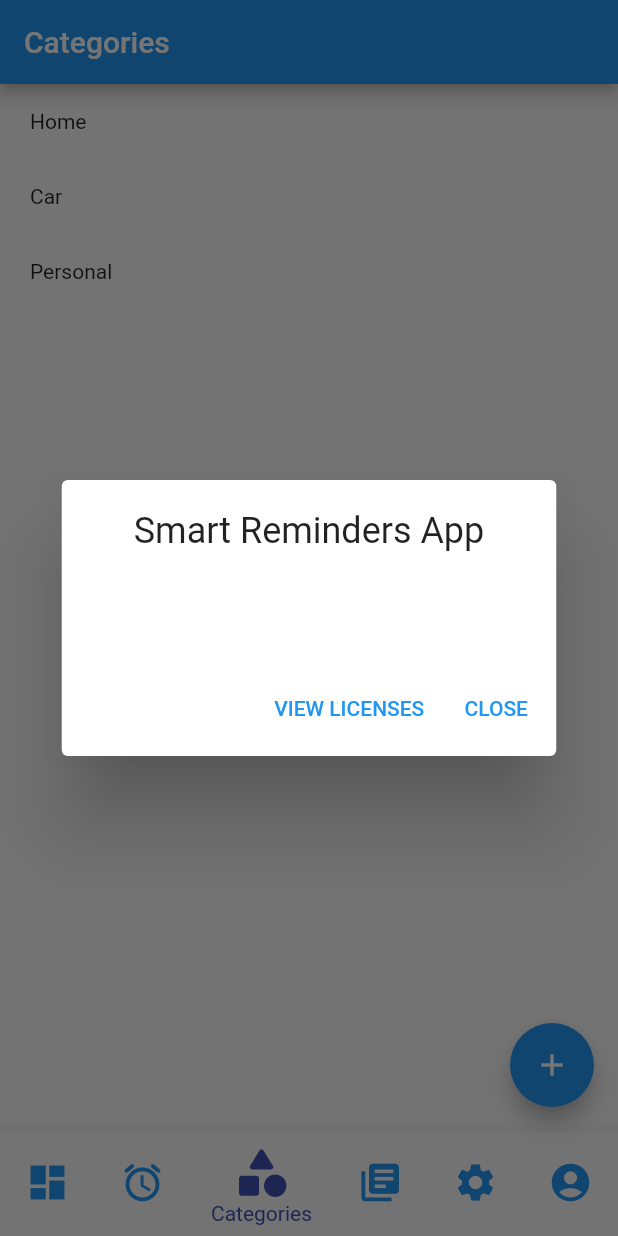
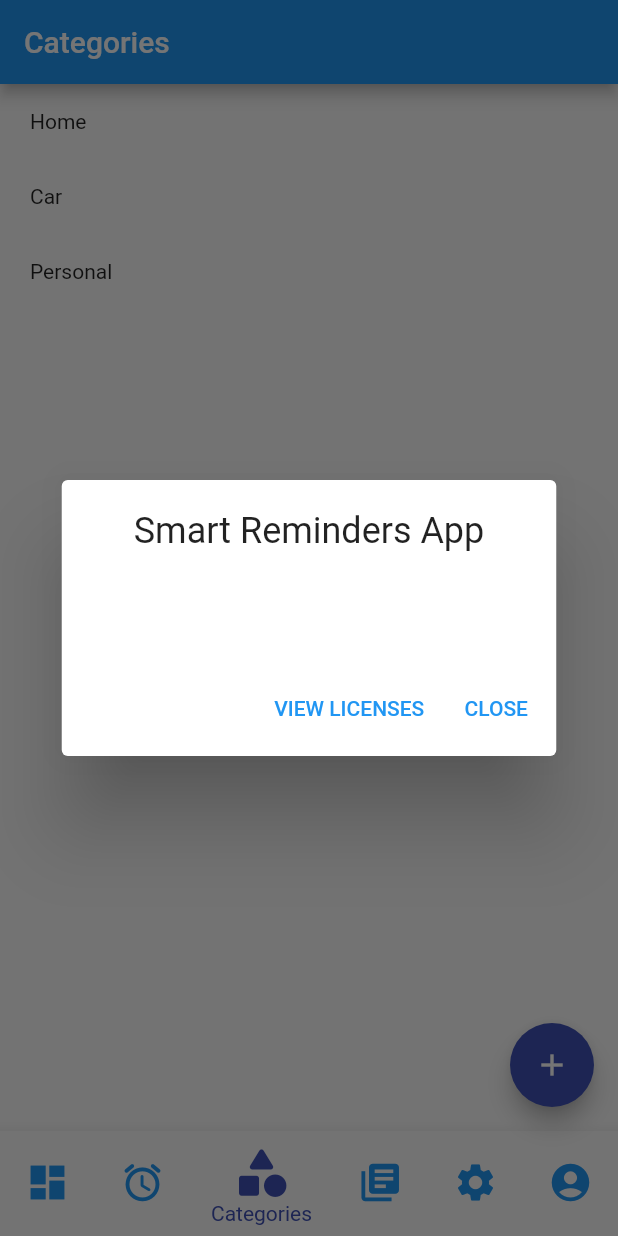
Before and after one commit to bogdanburnea/flutter_prj_1, a Flutter app: the screen it shows after launch, item 3 of the bottom bar chosen, after a tap on the "add" icon, on a phone screen of 412 x 824 dp. Run offline on Flutter 3.47's test engine with Material 2 defaults, Android fonts, the phone set to English and light mode, and no system bars; our stand-ins replace get_it, shared_preferences; missing offline and left inert: username_gen.

Commit message:
change colors and refactor by adding utils

```diff
--- a/lib/pages/home/home_page.dart
+++ b/lib/pages/home/home_page.dart
@@ -4,6 +4,7 @@ import 'package:flutter_prj_1/pages/settings/settings_page.dart';
 import 'package:flutter_prj_1/pages/settings/settings_state_manager.dart';
 import 'package:flutter_prj_1/pages/user_profile/user_profile_page.dart';
 import 'package:flutter_prj_1/services/service_locator.dart';
+import 'package:flutter_prj_1/utils/utils.dart';
 
 class HomePage extends StatefulWidget {
   const HomePage({super.key, required this.title});
@@ -34,6 +35,9 @@ class _HomePageState extends State<HomePage> {
   initState() {
     _pageIndex = 0;
     _title = dashboard_label;
+    themeUnSelectedColor = Colors.blue;
+    themeSelectedColor = Colors.indigo;
+
     super.initState();
   }
 
@@ -50,12 +54,13 @@ class _HomePageState extends State<HomePage> {
       builder: (context, colorTheme, child) {
         print('[HomePage] build, colorTheme: $colorTheme');
 
-        themeUnSelectedColor = getUnSelectedColor(colorTheme);
-        themeSelectedColor = getSelectedColor(colorTheme);
+        themeUnSelectedColor = Utils.getUnSelectedColor(colorTheme);
+        themeSelectedColor = Utils.getSelectedColor(colorTheme);
 
         return Scaffold(
           appBar: AppBar(
             title: Text(_title),
+            backgroundColor: themeUnSelectedColor,
           ),
           body: Center(
             child: _pageAtIndex(_pageIndex),
@@ -115,8 +120,9 @@ class _HomePageState extends State<HomePage> {
 
   FloatingActionButton _buildFloatingAddActionButton(BuildContext context) {
     return FloatingActionButton(
+      onPressed: () => _handleAddActionButtonPressed(),
+      backgroundColor: themeSelectedColor,
       child: const Icon(Icons.add),
-      onPressed: () => _handleAddActionButtonPressed(),
     );
   }
 
@@ -124,48 +130,6 @@ class _HomePageState extends State<HomePage> {
     if (_pageIndex == 2) {
       showAboutDialog(context: context);
       return;
-    }
-  }
-
-  Color getSelectedColor(String pColorTheme) {
-    switch (pColorTheme) {
-      case "red":
-        {
-          return Colors.pink;
-        }
-      case "green":
-        {
-          return Colors.teal;
-        }
-      case "blue":
-        {
-          return Colors.indigo;
-        }
-      default:
-        {
-          return Colors.indigo;
-        }
-    }
-  }
-
-  Color getUnSelectedColor(String pColorTheme) {
-    switch (pColorTheme) {
-      case "red":
-        {
-          return Colors.red;
-        }
-      case "green":
-        {
-          return Colors.green;
-        }
-      case "blue":
-        {
-          return Colors.blue;
-        }
-      default:
-        {
-          return Colors.blue;
-        }
     }
   }
 
--- a/lib/pages/settings/widgets/color_theme_widget.dart
+++ b/lib/pages/settings/widgets/color_theme_widget.dart
@@ -1,6 +1,7 @@
 import 'package:flutter/material.dart';
 import 'package:flutter_prj_1/pages/settings/settings_state_manager.dart';
 import 'package:flutter_prj_1/services/service_locator.dart';
+import 'package:flutter_prj_1/utils/utils.dart';
 
 class ColorThemeWidget extends StatelessWidget {
   const ColorThemeWidget({Key? key}) : super(key: key);
@@ -28,6 +29,7 @@ class ColorThemeWidget extends StatelessWidget {
                 title: const Text('Red'),
                 value: 'red',
                 groupValue: colorTheme,
+                activeColor: Utils.getSelectedColor(colorTheme),
                 controlAffinity: ListTileControlAffinity.trailing,
                 onChanged: (value) {
                   settingsStateManager.setColorTheme(value!);
@@ -36,6 +38,7 @@ class ColorThemeWidget extends StatelessWidget {
                 title: const Text('Green'),
                 value: 'green',
                 groupValue: colorTheme,
+                activeColor: Utils.getSelectedColor(colorTheme),
                 controlAffinity: ListTileControlAffinity.trailing,
                 onChanged: (value) {
                   settingsStateManager.setColorTheme(value!);
@@ -44,6 +47,7 @@ class ColorThemeWidget extends StatelessWidget {
                 title: const Text('Blue'),
                 value: 'blue',
                 groupValue: colorTheme,
+                activeColor: Utils.getSelectedColor(colorTheme),
                 controlAffinity: ListTileControlAffinity.trailing,
                 onChanged: (value) {
                   settingsStateManager.setColorTheme(value!);
--- a/lib/pages/settings/widgets/dark_theme_widget.dart
+++ b/lib/pages/settings/widgets/dark_theme_widget.dart
@@ -1,6 +1,7 @@
 import 'package:flutter/material.dart';
 import 'package:flutter_prj_1/pages/settings/settings_state_manager.dart';
 import 'package:flutter_prj_1/services/service_locator.dart';
+import 'package:flutter_prj_1/utils/utils.dart';
 
 class DarkThemeWidget extends StatelessWidget {
   const DarkThemeWidget({Key? key}) : super(key: key);
@@ -8,6 +9,11 @@ class DarkThemeWidget extends StatelessWidget {
   @override
   Widget build(BuildContext context) {
     final settingsStateManager = getIt<SettingsStateManager>();
+
+    return ValueListenableBuilder<String>(
+      valueListenable: settingsStateManager.colorThemeStateNotifier,
+      builder: (context, colorTheme, child) {
+        print('[DarkThemeWidget] build, colorTheme: $colorTheme');
 
         return ValueListenableBuilder<bool>(
           valueListenable: settingsStateManager.darkThemeStateNotifier,
@@ -28,6 +34,7 @@ class DarkThemeWidget extends StatelessWidget {
                     children: <Widget>[
                       Switch(
                           value: darkTheme,
+                          activeTrackColor: Utils.getSelectedColor(colorTheme),
                           onChanged: (value) {
                             settingsStateManager.setDarkTheme(value);
                           }),
@@ -38,5 +45,7 @@ class DarkThemeWidget extends StatelessWidget {
             );
           },
         );
+      },
+    );
   }
 }
--- /dev/null
+++ b/lib/utils/utils.dart
@@ -0,0 +1,49 @@
+import 'dart:ui';
+
+import 'package:flutter/material.dart';
+
+class Utils {
+
+  static Color getSelectedColor(String pColorTheme) {
+    switch (pColorTheme) {
+      case "red":
+        {
+          return Colors.pink;
+        }
+      case "green":
+        {
+          return Colors.teal;
+        }
+      case "blue":
+        {
+          return Colors.indigo;
+        }
+      default:
+        {
+          return Colors.indigo;
+        }
+    }
+  }
+
+  static Color getUnSelectedColor(String pColorTheme) {
+    switch (pColorTheme) {
+      case "red":
+        {
+          return Colors.red;
+        }
+      case "green":
+        {
+          return Colors.green;
+        }
+      case "blue":
+        {
+          return Colors.blue;
+        }
+      default:
+        {
+          return Colors.blue;
+        }
+    }
+  }
+
+}
```
Lines whose indentation alone changed are shown as unchanged.
